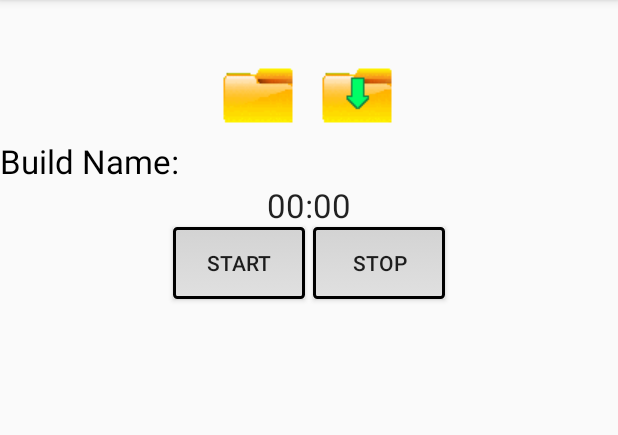
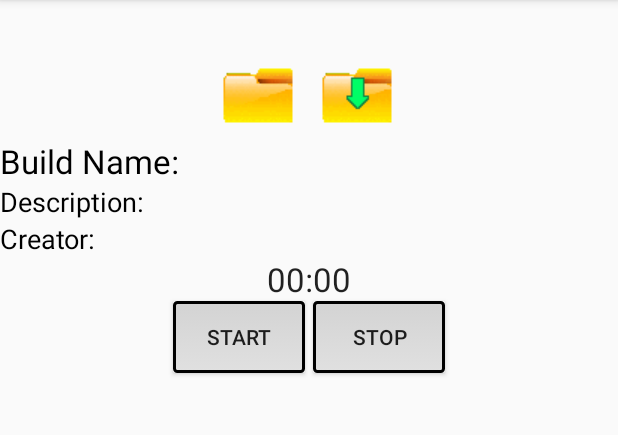
Before and after one commit to andter/Sc2VoiceBuilds, an Android app: the fragment BuildFragment placed in its activity, on a phone screen of 412 x 824 dp, the part 84-519 px from its top. Run offline under Robolectric (Android 15) with nearby library versions, the phone set to English and light mode, and no system bars; our stand-ins replace AdMob; 10 statements that could not run were skipped.

Commit message:
Added build descriptions and creator

```diff
--- a/SC2VB/src/main/java/com/gmail/andrewjoelbecker/sc2vb/starcraft2voicebuilds/sc2vb/BuildFragment.java
+++ b/SC2VB/src/main/java/com/gmail/andrewjoelbecker/sc2vb/starcraft2voicebuilds/sc2vb/BuildFragment.java
@@ -24,18 +24,17 @@ public class BuildFragment extends Fragment{
     ArrayAdapter myarrayAdapter;
     int race, countdown = 3;
     ListView lv;
-    String name;
+    String name, description, creator;
     Button stopButton, startButton;
     Handler handler;
     Runnable runnable;
     Boolean running = false, retrieved = false;
     int minutes, seconds, currentNode, colorPointer;
     DecimalFormat f;
-    TextView minutesTV, secondsTV;
+    TextView minutesTV, secondsTV, buildName, buildDescription, buildCreator;
     View newView, oldView;
     Node temp;
     ImageView background;
-
     @Override
     public View onCreateView(LayoutInflater inflater, ViewGroup container, Bundle savedInstanceState) {
         View v = inflater.inflate(R.layout.fragment_build, container, false);
@@ -44,7 +43,17 @@ public class BuildFragment extends Fragment{
         strings = bundle.getStringArrayList("build");
         race = bundle.getInt("race");
         name = bundle.getString("buildName");
-
+        int t = name.indexOf("*");
+        description = name.substring(t + 1, name.indexOf("*", t+1));
+        creator = name.substring(name.indexOf("*", t+1) + 1, name.length());
+        Toast.makeText(getActivity().getBaseContext(), "Name:" + name + "\nDescription" + description + "\nCreator" + creator, Toast.LENGTH_SHORT).show();
+        buildName = (TextView)v.findViewById(R.id.buildName);
+        buildDescription = (TextView) v.findViewById(R.id.buildDescription);
+        buildCreator = (TextView) v.findViewById(R.id.buildCreator);
+        name = name.substring(0, name.indexOf("*"));
+        buildName.append(name);
+        buildDescription.append(description);
+        buildCreator.append(creator);
         colorPointer = Color.parseColor("#8030ACD6");
         createBuild();
         initializeThread();
--- a/SC2VB/src/main/java/com/gmail/andrewjoelbecker/sc2vb/starcraft2voicebuilds/sc2vb/BuildLoader.java
+++ b/SC2VB/src/main/java/com/gmail/andrewjoelbecker/sc2vb/starcraft2voicebuilds/sc2vb/BuildLoader.java
@@ -28,10 +28,9 @@ import java.util.Scanner;
  * the BuildFragment class as well as the DownloadFragment class.
  */
 public class BuildLoader extends Base_Activity {
-    ArrayList<String> buildNames;
-    ArrayList<String> build;
+    ArrayList<String> buildNames, build, namesDisplay;
     int race;
-    String allBuilds;
+    String allBuilds, description, creator;
 
     @Override
     public void onCreate(Bundle savedInstanceState) {
@@ -123,6 +122,7 @@ public class BuildLoader extends Base_Activity {
 
     public void loadBuild(View v) {
         buildNames = new ArrayList<String>();
+        namesDisplay = new ArrayList<String>();
         allBuilds = "";
         FileInputStream fileInput = null;
         if (race != 0) {
@@ -142,6 +142,7 @@ public class BuildLoader extends Base_Activity {
                 while(readString != null){
                     if(readString.contains("$")){
                         buildNames.add(readString.substring(1));
+                        namesDisplay.add(readString.substring(1, readString.indexOf("*")));
                     }
                     allBuilds = allBuilds + readString + "\n";
                     readString = buffReader.readLine();
@@ -151,7 +152,7 @@ public class BuildLoader extends Base_Activity {
                 if(buildNames.size() > 0){
                     AlertDialog.Builder builder = new AlertDialog.Builder(this);
                     builder.setTitle("Select Build");
-                    builder.setItems(buildNames.toArray(new String[buildNames.size()]), new DialogInterface.OnClickListener() {
+                    builder.setItems(namesDisplay.toArray(new String[namesDisplay.size()]), new DialogInterface.OnClickListener() {
                         @Override
                         public void onClick(DialogInterface dialog, int which) {
                             initializeBuild(which);
--- a/SC2VB/src/main/res/layout/fragment_build.xml
+++ b/SC2VB/src/main/res/layout/fragment_build.xml
@@ -15,11 +15,31 @@
             android:layout_width="wrap_content"
             android:layout_height="wrap_content"
             android:textAppearance="?android:attr/textAppearanceLarge"
-            android:text="Build Name:"
-            android:id="@+id/textView"
+            android:text="@string/buildName"
+            android:id="@+id/buildName"
             android:layout_gravity="center"
             android:textColor="@color/black" android:layout_alignParentTop="true"
             android:layout_alignLeft="@+id/backgroundView" android:layout_alignParentLeft="true"/>
+
+    <TextView
+            android:layout_width="wrap_content"
+            android:layout_height="wrap_content"
+            android:text="@string/buildDescription"
+            android:id="@+id/buildDescription"
+            android:layout_gravity="center"
+            android:textColor="@color/black"
+            android:layout_below="@+id/buildName"
+            android:textAppearance="?android:attr/textAppearanceMedium"/>
+
+    <TextView
+            android:layout_width="wrap_content"
+            android:layout_height="wrap_content"
+            android:text="@string/buildCreator"
+            android:id="@+id/buildCreator"
+            android:layout_gravity="center"
+            android:textColor="@color/black"
+            android:layout_below="@+id/buildDescription"
+            android:textAppearance="?android:attr/textAppearanceMedium"/>
 
     <TextView
             android:layout_width="wrap_content"
@@ -28,7 +48,7 @@
             android:text="@string/zeroes"
 
             android:id="@+id/minutesLabel"
-            android:layout_below="@+id/textView" android:layout_toLeftOf="@+id/colon"
+            android:layout_below="@+id/buildCreator" android:layout_toLeftOf="@+id/colon"
             android:layout_toStartOf="@+id/colon"/>
 
     <TextView
--- a/SC2VB/src/main/res/values/strings.xml
+++ b/SC2VB/src/main/res/values/strings.xml
@@ -29,7 +29,9 @@
     <string-array name="races"></string-array>
     <string name="racesPrompt">Select Race</string>
     <string name="selectRace">Select Race to View Builds</string>
-
+    <string name="buildName">Build Name: </string>
+    <string name="buildDescription">Description: </string>
+    <string name="buildCreator">Creator: </string>
     <string name="prompt">Selections</string>
 
     <string-array name="units"></string-array>
```
Also changed, not shown: SC2VB/src/main/java/com/gmail/andrewjoelbecker/sc2vb/starcraft2voicebuilds/sc2vb/BuildCreator.java (+61 -3 lines), SC2VB/src/main/res/layout/save_dialog.xml (added, +31 -0 lines).
